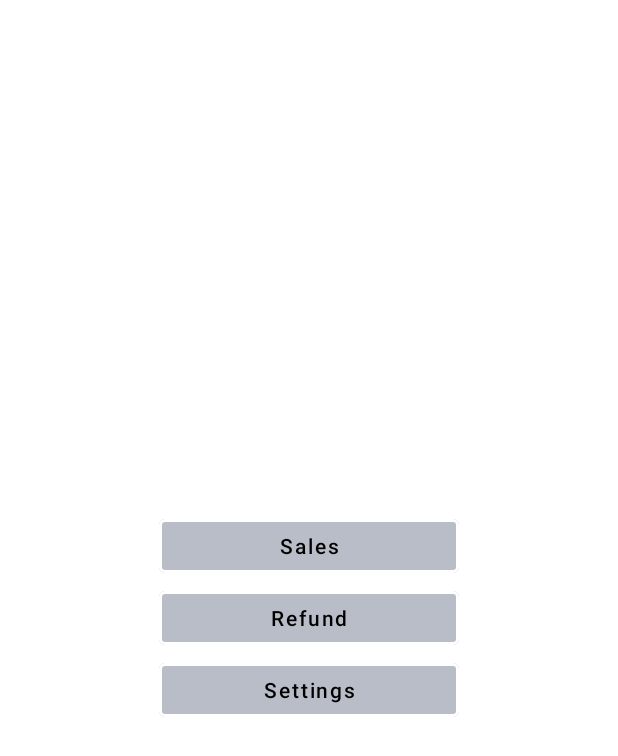
After one commit to ziselos/AndroidLessonsPart2, an Android app: the HomeFragment screen opened directly, with no data from a screen before it, on a phone screen of 412 x 824 dp. The commit adds this screen. Shown: the top 756 px of the screen. Run offline under Robolectric (Android 15) with nearby library versions, the phone set to English and light mode, and no system bars.

Commit message:
Add nav graph

```diff
--- a/app/build.gradle
+++ b/app/build.gradle
@@ -64,6 +64,7 @@ dependencies {
 
     // Glide
     implementation 'com.github.bumptech.glide:glide:4.12.0'
+    implementation 'androidx.legacy:legacy-support-v4:1.0.0'
     annotationProcessor 'com.github.bumptech.glide:compiler:4.12.0'
 
     //Coil (https://github.com/coil-kt/coil)
@@ -76,6 +77,10 @@ dependencies {
     // splash
     implementation 'androidx.core:core-splashscreen:1.0.0-beta01'
 
+    // nav controller
+    implementation 'androidx.navigation:navigation-fragment-ktx:2.4.2'
+    implementation 'androidx.navigation:navigation-ui-ktx:2.4.2'
+
     testImplementation 'junit:junit:4.+'
     androidTestImplementation 'androidx.test.ext:junit:1.1.3'
     androidTestImplementation 'androidx.test.espresso:espresso-core:3.4.0'
--- a/app/src/main/AndroidManifest.xml
+++ b/app/src/main/AndroidManifest.xml
@@ -32,6 +32,7 @@
         <activity android:name=".ui.activity.DiffUtilExampleActivity"/>
         <activity android:name=".ui.activity.StringsExampleActivity"/>
         <activity android:name=".ui.activity.FragmentHostActivity"/>
+        <activity android:name=".ui.activity.NavControllerHostActivity"/>
     </application>
 
 </manifest>
--- /dev/null
+++ b/app/src/main/java/com/example/androidlessonspart2/HomeFragment.kt
@@ -0,0 +1,66 @@
+package com.example.androidlessonspart2
+
+import android.os.Bundle
+import androidx.fragment.app.Fragment
+import android.view.LayoutInflater
+import android.view.View
+import android.view.ViewGroup
+import androidx.navigation.fragment.findNavController
+import com.example.androidlessonspart2.databinding.FragmentHomeBinding
+
+// TODO: Rename parameter arguments, choose names that match
+// the fragment initialization parameters, e.g. ARG_ITEM_NUMBER
+private const val ARG_PARAM1 = "param1"
+private const val ARG_PARAM2 = "param2"
+
+/**
+ * A simple [Fragment] subclass.
+ * Use the [HomeFragment.newInstance] factory method to
+ * create an instance of this fragment.
+ */
+class HomeFragment : Fragment() {
+
+    companion object {
+        @JvmStatic
+        fun newInstance() = HomeFragment()
+    }
+
+    private var homeBinding: FragmentHomeBinding? = null
+
+    override fun onCreateView(
+        inflater: LayoutInflater, container: ViewGroup?,
+        savedInstanceState: Bundle?
+    ): View? {
+        val view =  inflater.inflate(R.layout.fragment_home, container, false)
+        val binding = FragmentHomeBinding.bind(view)
+        homeBinding = binding
+        return view
+    }
+
+    override fun onViewCreated(view: View, savedInstanceState: Bundle?) {
+        super.onViewCreated(view, savedInstanceState)
+        initLayout()
+    }
+
+    override fun onDestroy() {
+        homeBinding = null
+        super.onDestroy()
+    }
+
+    private fun initLayout() {
+       homeBinding?.apply {
+           sales.setOnClickListener {
+               findNavController().navigate(R.id.action_homeFragment_to_salesFragment)
+           }
+
+           refund.setOnClickListener {
+               findNavController().navigate(R.id.action_homeFragment_to_refundFragment)
+           }
+
+           settings.setOnClickListener {
+               findNavController().navigate(R.id.action_homeFragment_to_settingsFragment)
+           }
+
+       }
+    }
+}
--- /dev/null
+++ b/app/src/main/java/com/example/androidlessonspart2/ui/activity/NavControllerHostActivity.kt
@@ -0,0 +1,29 @@
+package com.example.androidlessonspart2.ui.activity
+
+import android.os.Bundle
+import androidx.appcompat.app.AppCompatActivity
+import androidx.navigation.Navigation
+import androidx.navigation.fragment.NavHostFragment
+import com.example.androidlessonspart2.R
+import com.example.androidlessonspart2.databinding.ActivityNavControllerHostBinding
+
+class NavControllerHostActivity: AppCompatActivity() {
+
+    private lateinit var binding: ActivityNavControllerHostBinding
+
+
+    override fun onCreate(savedInstanceState: Bundle?) {
+        super.onCreate(savedInstanceState)
+        binding = ActivityNavControllerHostBinding.inflate(layoutInflater)
+        setContentView(binding.root)
+        //initLayout()
+    }
+
+    //override fun onSupportNavigateUp(): Boolean = Navigation.findNavController(this, R.id.container).navigateUp()
+
+    private fun initLayout() {
+        val host = NavHostFragment.create(R.navigation.nav_graph)
+        supportFragmentManager.beginTransaction().replace(R.id.demoNavigationHostFragment, host).setPrimaryNavigationFragment(host).commit()
+    }
+
+}
--- /dev/null
+++ b/app/src/main/res/layout/activity_nav_controller_host.xml
@@ -0,0 +1,9 @@
+<?xml version="1.0" encoding="utf-8"?>
+<androidx.fragment.app.FragmentContainerView xmlns:android="http://schemas.android.com/apk/res/android"
+    xmlns:app="http://schemas.android.com/apk/res-auto"
+    android:id="@+id/demoNavigationHostFragment"
+    android:name="androidx.navigation.fragment.NavHostFragment"
+    android:layout_width="match_parent"
+    android:layout_height="match_parent"
+    app:defaultNavHost="true"
+    app:navGraph="@navigation/nav_graph"/>
--- /dev/null
+++ b/app/src/main/res/layout/fragment_home.xml
@@ -0,0 +1,55 @@
+<?xml version="1.0" encoding="utf-8"?>
+<LinearLayout xmlns:android="http://schemas.android.com/apk/res/android"
+    xmlns:tools="http://schemas.android.com/tools"
+    android:layout_width="match_parent"
+    android:layout_height="match_parent"
+    xmlns:app="http://schemas.android.com/apk/res-auto"
+    tools:context=".HomeFragment"
+    android:orientation="vertical"
+    android:gravity="center">
+
+    <!-- TODO: Update blank fragment layout -->
+
+    <com.google.android.material.button.MaterialButton
+        android:id="@+id/sales"
+        android:layout_width="200dp"
+        android:layout_height="wrap_content"
+        android:text="Sales"
+        android:textAllCaps="false"
+        android:textColor="@color/black"
+        app:strokeColor="@color/white"
+        app:backgroundTint="@color/french_gray"
+        app:strokeWidth="2dp"
+        style="@style/Widget.MaterialComponents.Button.OutlinedButton"
+        android:textSize="@dimen/common_text_size_fourteen"/>
+
+    <com.google.android.material.button.MaterialButton
+        android:id="@+id/refund"
+        android:layout_width="200dp"
+        android:layout_height="wrap_content"
+        android:text="Refund"
+        android:textAllCaps="false"
+        android:textColor="@color/black"
+        app:strokeColor="@color/white"
+        app:backgroundTint="@color/french_gray"
+        app:strokeWidth="2dp"
+        style="@style/Widget.MaterialComponents.Button.OutlinedButton"
+        android:textSize="@dimen/common_text_size_fourteen"/>
+
+
+    <com.google.android.material.button.MaterialButton
+        android:id="@+id/settings"
+        android:layout_width="200dp"
+        android:layout_height="wrap_content"
+        android:text="Settings"
+        android:textAllCaps="false"
+        android:textColor="@color/black"
+        app:strokeColor="@color/white"
+        app:backgroundTint="@color/french_gray"
+        app:strokeWidth="2dp"
+        style="@style/Widget.MaterialComponents.Button.OutlinedButton"
+        android:textSize="@dimen/common_text_size_fourteen"/>
+
+
+
+</LinearLayout>
--- /dev/null
+++ b/app/src/main/res/navigation/nav_graph.xml
@@ -0,0 +1,38 @@
+<?xml version="1.0" encoding="utf-8"?>
+<navigation xmlns:android="http://schemas.android.com/apk/res/android"
+    xmlns:app="http://schemas.android.com/apk/res-auto"
+    xmlns:tools="http://schemas.android.com/tools"
+    android:id="@+id/nav_graph"
+    app:startDestination="@id/homeFragment">
+
+    <fragment
+        android:id="@+id/salesFragment"
+        android:name="com.example.androidlessonspart2.SalesFragment"
+        android:label="fragment_sales"
+        tools:layout="@layout/fragment_sales" />
+    <fragment
+        android:id="@+id/homeFragment"
+        android:name="com.example.androidlessonspart2.HomeFragment"
+        android:label="fragment_home"
+        tools:layout="@layout/fragment_home" >
+        <action
+            android:id="@+id/action_homeFragment_to_salesFragment"
+            app:destination="@id/salesFragment" />
+        <action
+            android:id="@+id/action_homeFragment_to_refundFragment"
+            app:destination="@id/refundFragment" />
+        <action
+            android:id="@+id/action_homeFragment_to_settingsFragment"
+            app:destination="@id/settingsFragment" />
+    </fragment>
+    <fragment
+        android:id="@+id/refundFragment"
+        android:name="com.example.androidlessonspart2.RefundFragment"
+        android:label="fragment_refund"
+        tools:layout="@layout/fragment_refund" />
+    <fragment
+        android:id="@+id/settingsFragment"
+        android:name="com.example.androidlessonspart2.SettingsFragment"
+        android:label="fragment_settings"
+        tools:layout="@layout/fragment_settings" />
+</navigation>
--- a/app/src/main/res/values/strings.xml
+++ b/app/src/main/res/values/strings.xml
@@ -7,13 +7,14 @@
     <string name="city_weather_forecast_title">%1$s Weather Forecast</string>
 
 
-
     <!-- Activity about testing string locales -->
     <string name="demo_screen_title">Title</string>
     <string name="demo_screen_subtitle">Subtitle</string>
     <string name="demo_screen_main_text">This is the main text on our screen.</string>
     <string name="demo_screen_toast_message">This is a random message.</string>
     <string name="demo_screen_button_text">Click</string>
+    <!-- TODO: Remove or change this placeholder text -->
+    <string name="hello_blank_fragment">Hello blank fragment</string>
 
 
 </resources>
--- a/build.gradle
+++ b/build.gradle
@@ -6,7 +6,7 @@ buildscript {
     }
     dependencies {
         classpath "com.android.tools.build:gradle:7.0.4"
-        classpath "org.jetbrains.kotlin:kotlin-gradle-plugin:1.5.20"
+        classpath 'org.jetbrains.kotlin:kotlin-gradle-plugin:1.6.10'
 
         // NOTE: Do not place your application dependencies here; they belong
         // in the individual module build.gradle files
```
Also changed, not shown: app/src/main/java/com/example/androidlessonspart2/RefundFragment.kt (added, +59 -0 lines), app/src/main/java/com/example/androidlessonspart2/SalesFragment.kt (added, +59 -0 lines), app/src/main/java/com/example/androidlessonspart2/SettingsFragment.kt (added, +59 -0 lines), app/src/main/java/com/example/androidlessonspart2/ui/activity/HomeActivity.kt (+7 -0 lines), app/src/main/res/layout/activity_home.xml (+13 -0 lines), app/src/main/res/layout/fragment_refund.xml (added, +14 -0 lines), app/src/main/res/layout/fragment_sales.xml (added, +14 -0 lines), app/src/main/res/layout/fragment_settings.xml (added, +14 -0 lines).
